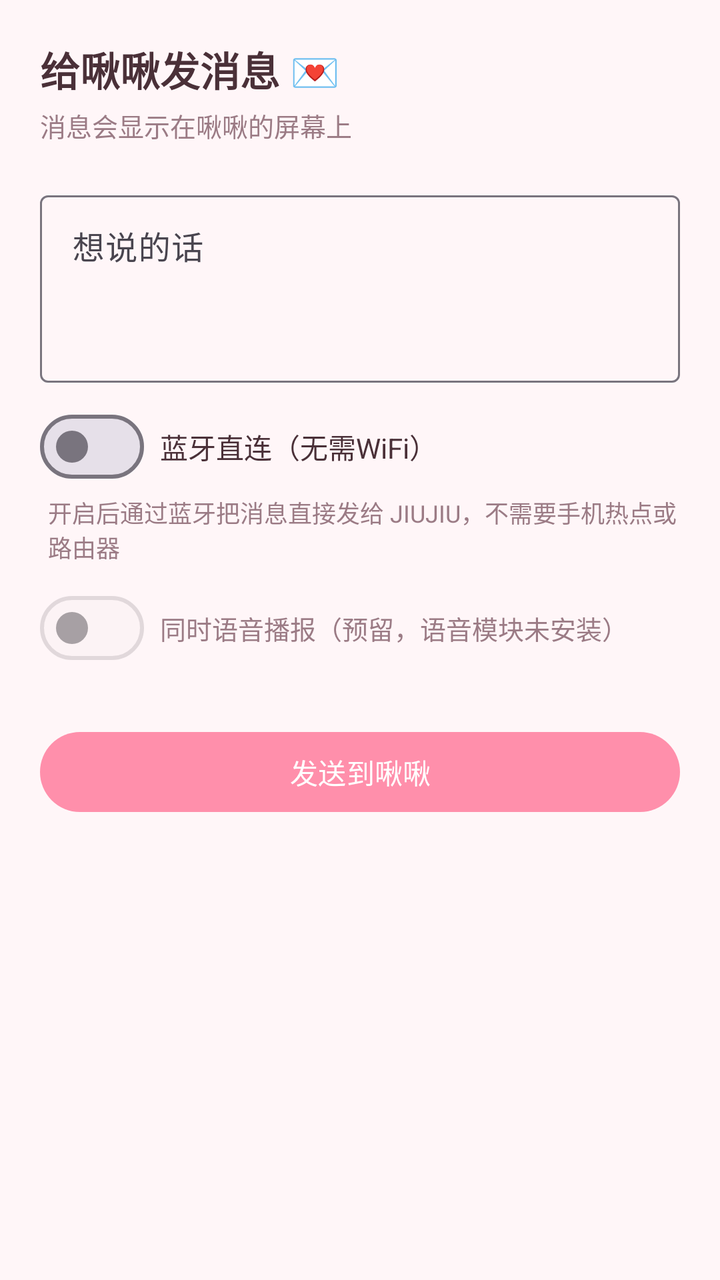
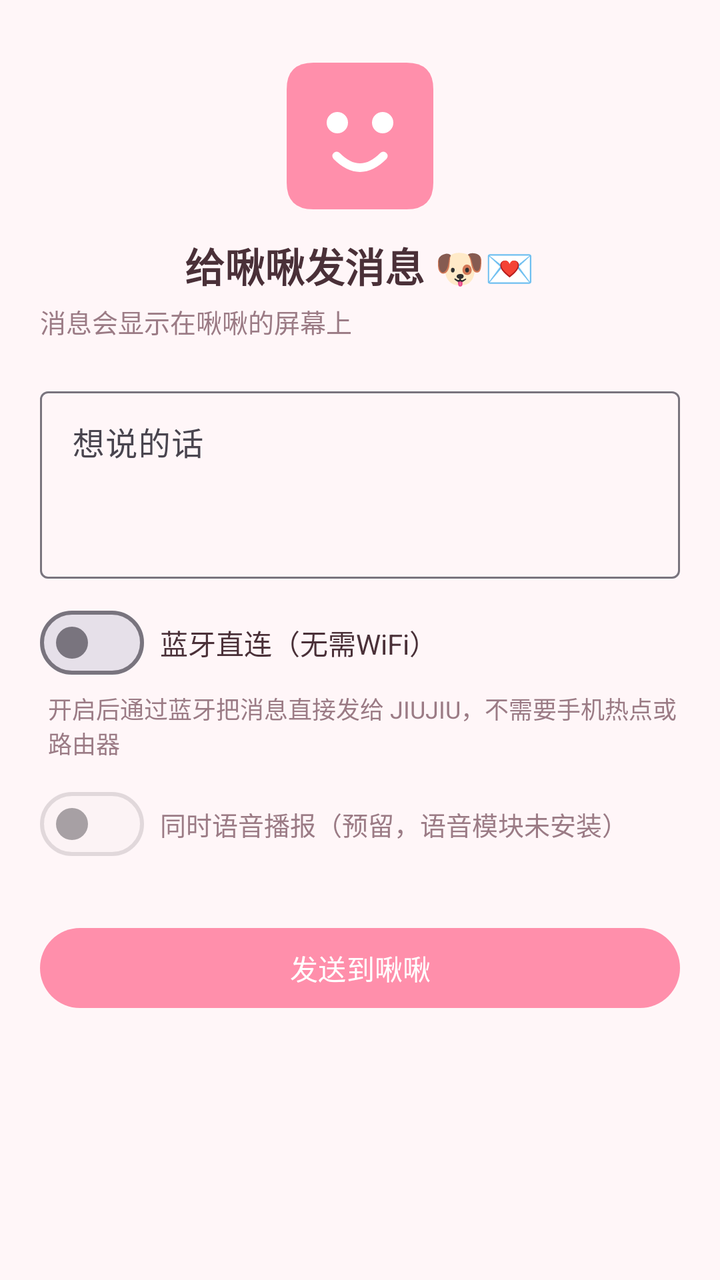

Two renders of the same Android screen: before a commit and after it. Below are the layout's source before the change and the commit's diff.
<!-- AndroidManifest.xml: application theme Theme.JiuJiu -->
<!-- res/layout/fragment_message.xml -->
<?xml version="1.0" encoding="utf-8"?>
<ScrollView xmlns:android="http://schemas.android.com/apk/res/android"
    android:layout_width="match_parent"
    android:layout_height="match_parent">

    <LinearLayout
        android:layout_width="match_parent"
        android:layout_height="wrap_content"
        android:orientation="vertical"
        android:padding="20dp">

        <TextView
            android:layout_width="wrap_content"
            android:layout_height="wrap_content"
            android:text="给啾啾发消息 💌"
            android:textColor="@color/text_main"
            android:textSize="20sp"
            android:textStyle="bold" />

        <TextView
            android:layout_width="wrap_content"
            android:layout_height="wrap_content"
            android:layout_marginTop="4dp"
            android:text="消息会显示在啾啾的屏幕上"
            android:textColor="@color/text_sub"
            android:textSize="13sp" />

        <com.google.android.material.textfield.TextInputLayout
            android:layout_width="match_parent"
            android:layout_height="wrap_content"
            android:layout_marginTop="20dp"
            android:hint="想说的话">

            <com.google.android.material.textfield.TextInputEditText
                android:id="@+id/edit_message"
                android:layout_width="match_parent"
                android:layout_height="wrap_content"
                android:gravity="top"
                android:lines="3"
                android:maxLength="200" />
        </com.google.android.material.textfield.TextInputLayout>

        <LinearLayout
            android:layout_width="match_parent"
            android:layout_height="wrap_content"
            android:layout_marginTop="8dp"
            android:gravity="center_vertical"
            android:orientation="horizontal">

            <com.google.android.material.materialswitch.MaterialSwitch
                android:id="@+id/switch_ble"
                android:layout_width="wrap_content"
                android:layout_height="wrap_content" />

            <TextView
                android:layout_width="wrap_content"
                android:layout_height="wrap_content"
                android:layout_marginStart="8dp"
                android:text="蓝牙直连（无需WiFi）"
                android:textColor="@color/text_main"
                android:textSize="14sp" />
        </LinearLayout>

        <TextView
            android:layout_width="wrap_content"
            android:layout_height="wrap_content"
            android:layout_marginStart="4dp"
            android:text="开启后通过蓝牙把消息直接发给 JIUJIU，不需要手机热点或路由器"
            android:textColor="@color/text_sub"
            android:textSize="12sp" />

        <LinearLayout
            android:layout_width="match_parent"
            android:layout_height="wrap_content"
            android:layout_marginTop="8dp"
            android:gravity="center_vertical"
            android:orientation="horizontal">

            <com.google.android.material.materialswitch.MaterialSwitch
                android:id="@+id/switch_tts"
                android:layout_width="wrap_content"
                android:layout_height="wrap_content"
                android:enabled="false" />

            <TextView
                android:layout_width="wrap_content"
                android:layout_height="wrap_content"
                android:layout_marginStart="8dp"
                android:text="同时语音播报（预留，语音模块未安装）"
                android:textColor="@color/text_sub"
                android:textSize="13sp" />
        </LinearLayout>

        <com.google.android.material.button.MaterialButton
            android:id="@+id/btn_send"
            android:layout_width="match_parent"
            android:layout_height="wrap_content"
            android:layout_marginTop="24dp"
            android:text="发送到啾啾" />

        <TextView
            android:id="@+id/text_result"
            android:layout_width="match_parent"
            android:layout_height="wrap_content"
            android:layout_marginTop="16dp"
            android:textColor="@color/text_sub"
            android:textSize="13sp" />
    </LinearLayout>
</ScrollView>
<!-- resources referenced by this layout -->
<resources>
  <color name="text_main">#4A3038</color>
  <color name="text_sub">#9B7B85</color>
  <style name="Theme.JiuJiu" parent="Theme.Material3.DayNight.NoActionBar">
          <item name="colorPrimary">@color/pink_primary</item>
          <item name="colorOnPrimary">@color/white</item>
          <item name="colorPrimaryContainer">@color/pink_light</item>
          <item name="colorOnPrimaryContainer">@color/text_main</item>
          <item name="colorSecondary">@color/pink_dark</item>
          <item name="android:colorBackground">@color/cream_bg</item>
          <item name="colorOnBackground">@color/text_main</item>
          <item name="android:statusBarColor">@color/pink_primary</item>
      </style>
  <color name="pink_primary">#FF8FAB</color>
  <color name="white">#FFFFFF</color>
  <color name="pink_light">#FFD6E0</color>
  <color name="pink_dark">#E56B8C</color>
  <color name="cream_bg">#FFF6F8</color>
</resources>

<!-- the commit's change to res/layout/fragment_message.xml (unified diff, before → after) -->
@@ -1,5 +1,6 @@
 <?xml version="1.0" encoding="utf-8"?>
 <ScrollView xmlns:android="http://schemas.android.com/apk/res/android"
+    xmlns:app="http://schemas.android.com/apk/res-auto"
     android:layout_width="match_parent"
     android:layout_height="match_parent">
 
@@ -9,10 +10,20 @@
         android:orientation="vertical"
         android:padding="20dp">
 
+        <ImageView
+            android:layout_width="80dp"
+            android:layout_height="80dp"
+            android:layout_gravity="center_horizontal"
+            android:layout_marginTop="8dp"
+            android:contentDescription="啾啾小狗"
+            android:src="@drawable/ic_launcher" />
+
         <TextView
             android:layout_width="wrap_content"
             android:layout_height="wrap_content"
-            android:text="给啾啾发消息 💌"
+            android:layout_gravity="center_horizontal"
+            android:layout_marginTop="10dp"
+            android:text="给啾啾发消息 🐶💌"
             android:textColor="@color/text_main"
             android:textSize="20sp"
             android:textStyle="bold" />
@@ -96,6 +107,9 @@
             android:layout_width="match_parent"
             android:layout_height="wrap_content"
             android:layout_marginTop="24dp"
+            app:backgroundTint="@color/pink_primary"
+            app:cornerRadius="24dp"
+            android:textColor="@color/white"
             android:text="发送到啾啾" />
 
         <TextView
<!-- resource entries referenced after the edit -->
@@ -1,7 +1,36 @@
 <!-- resources referenced by this layout -->
 <resources>
+  <color name="pink_primary">#FF8FAB</color>
   <color name="text_main">#4A3038</color>
   <color name="text_sub">#9B7B85</color>
+  <color name="white">#FFFFFF</color>
+  <!-- drawable ic_launcher (drawable) -->
+  <?xml version="1.0" encoding="utf-8"?>
+  <vector xmlns:android="http://schemas.android.com/apk/res/android"
+      android:width="48dp"
+      android:height="48dp"
+      android:viewportWidth="48"
+      android:viewportHeight="48">
+      
+      <path
+          android:fillColor="#FF8FAB"
+          android:pathData="M10,2 L38,2 Q46,2 46,10 L46,38 Q46,46 38,46 L10,46 Q2,46 2,38 L2,10 Q2,2 10,2 Z" />
+      
+      <path
+          android:fillColor="#FFFFFF"
+          android:pathData="M14,20 a3.2,3.2 0 1,1 6.4,0 a3.2,3.2 0 1,1 -6.4,0" />
+      
+      <path
+          android:fillColor="#FFFFFF"
+          android:pathData="M27.6,20 a3.2,3.2 0 1,1 6.4,0 a3.2,3.2 0 1,1 -6.4,0" />
+      
+      <path
+          android:strokeColor="#FFFFFF"
+          android:strokeWidth="2.6"
+          android:strokeLineCap="round"
+          android:fillColor="#00000000"
+          android:pathData="M17,30 Q24,37 31,30" />
+  </vector>
   <style name="Theme.JiuJiu" parent="Theme.Material3.DayNight.NoActionBar">
           <item name="colorPrimary">@color/pink_primary</item>
           <item name="colorOnPrimary">@color/white</item>
@@ -12,8 +41,6 @@
           <item name="colorOnBackground">@color/text_main</item>
           <item name="android:statusBarColor">@color/pink_primary</item>
       </style>
-  <color name="pink_primary">#FF8FAB</color>
-  <color name="white">#FFFFFF</color>
   <color name="pink_light">#FFD6E0</color>
   <color name="pink_dark">#E56B8C</color>
   <color name="cream_bg">#FFF6F8</color>
